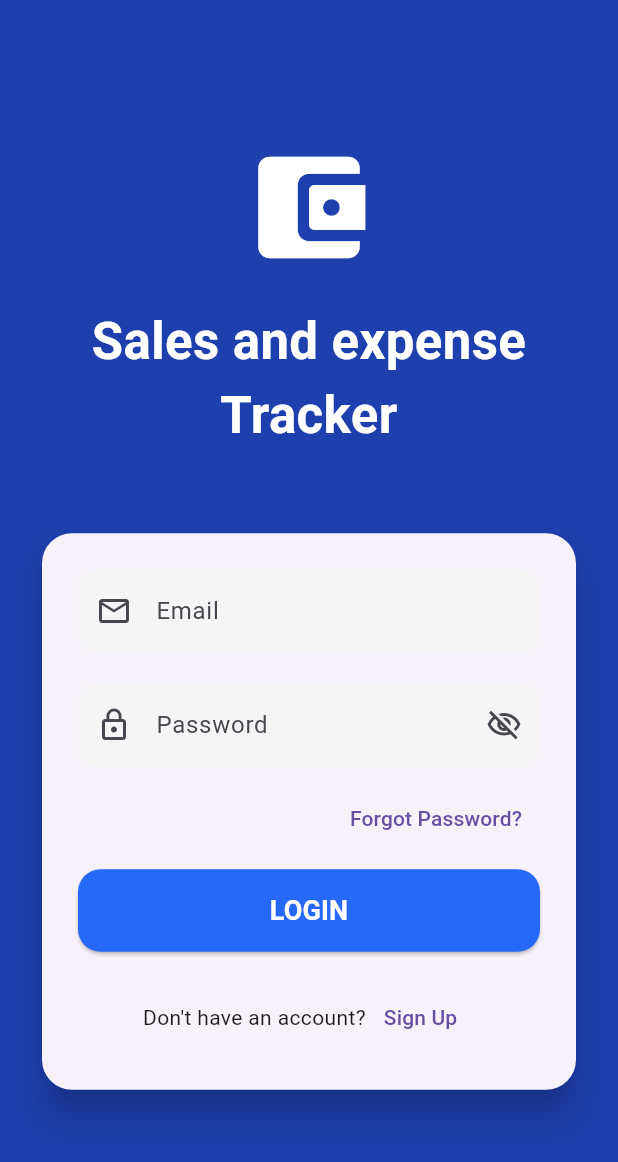
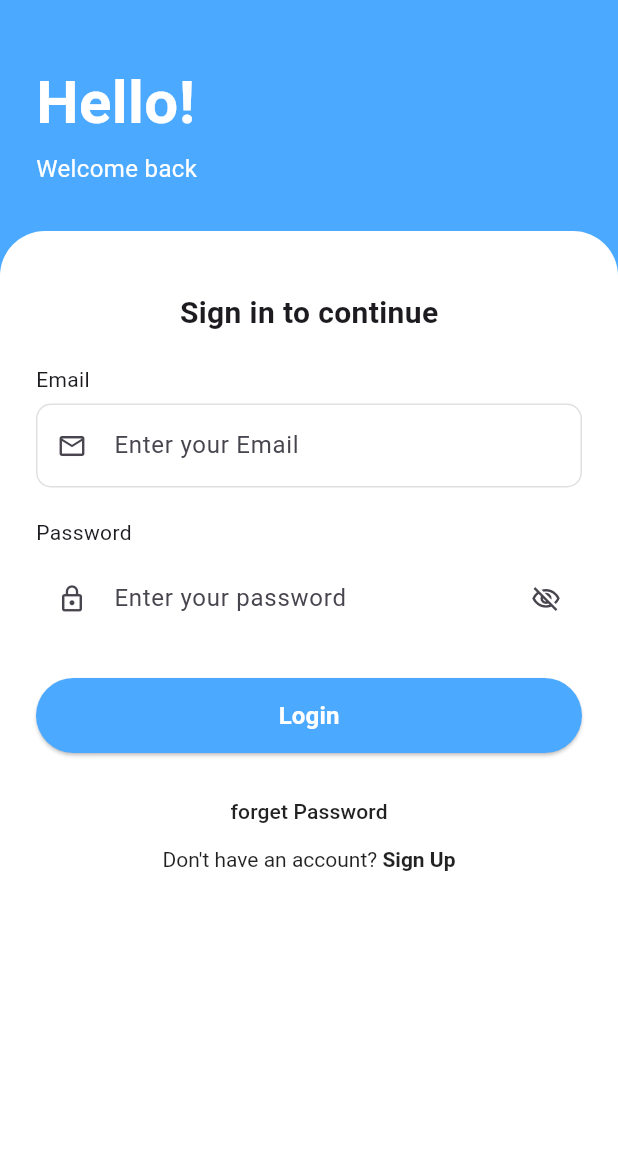
Before and after one commit to Keflo10/kef_group, a Flutter app: the screen it shows after launch, on a phone screen of 412 x 824 dp. Shown: the top 1162 px of the screen. Run offline on Flutter 3.47's test engine with Material 3 defaults, Android fonts, the phone set to English and light mode, and no system bars; Roboto replaces fonts that are missing (Poppins).

Commit message:
improvement of the login

```diff
--- a/lib/core/constants/colors.dart
+++ b/lib/core/constants/colors.dart
@@ -2,25 +2,25 @@ import 'package:flutter/material.dart';
 
 class AppColors {
   // Brand Colors
-  static const Color primary = Color.fromARGB(255, 38, 105, 248);
-  static const Color secondary = Color.fromARGB(255, 37, 51, 73);
+  static const Color primary = Color(0xFF4BA9FF);
+  static const Color secondary = Color(0xFF253349);
 
-  static const Color background = Color.fromARGB(255, 238, 255, 245);
-  static const Color surface = Color.fromARGB(255, 255, 255, 255);
+  static const Color background = Color(0xFFEEFFF5);
+  static const Color surface = Color(0xFFFFFFFF);
 
-  static const Color textPrimary = Color.fromARGB(255, 30, 41, 59);
+  static const Color textPrimary = Color(0xFF1E293B);
   static const Color textSecondary = Color(0xFF64748B);
 
-  static const Color income = Color.fromARGB(255, 22, 163, 74);
-  static const Color expense = Color.fromARGB(255, 226, 41, 41);
-  static const Color warning = Color.fromARGB(255, 245, 158, 11);
+  static const Color income = Color(0xFF16A34A);
+  static const Color expense = Color(0xFFE22929);
+  static const Color warning = Color(0xFFF59E0B);
 
-  static const Color border = Color.fromARGB(255, 255, 255, 255);
-  static const Color card = Color.fromARGB(255, 255, 255, 255);
+  static const Color border = Color(0xFFFFFFFF);
+  static const Color card = Color(0xFFFFFFFF);
 
-  static const Color success = Color.fromARGB(255, 34, 197, 94);
-  static const Color error = Color.fromARGB(255, 239, 68, 68);
+  static const Color success = Color(0xFF22C55E);
+  static const Color error = Color(0xFFEF4444);
 
-  static const Color white = Colors.white;
-  static const Color black = Colors.black;
+  static const Color white = Color(0xFFFFFFFF);
+  static const Color black = Color(0xFF000000);
 }
--- a/lib/pages/auth/login.dart
+++ b/lib/pages/auth/login.dart
@@ -1,7 +1,7 @@
+import 'package:flutter/gestures.dart';
 import 'package:flutter/material.dart';
 import 'package:sales_app/pages/auth/signup.dart';
 import '/core/constants/colors.dart';
-// import 'signup_screen.dart';
 
 class LoginScreen extends StatefulWidget {
   const LoginScreen({super.key});
@@ -11,11 +11,8 @@ class LoginScreen extends StatefulWidget {
 }
 
 class _LoginScreenState extends State<LoginScreen> {
-  // Controllers for text fields
   final TextEditingController emailController = TextEditingController();
   final TextEditingController passwordController = TextEditingController();
-
-  // here we  controls whether the password is hidden
   bool _obscurePassword = true;
 
   @override
@@ -28,161 +25,169 @@ class _LoginScreenState extends State<LoginScreen> {
   @override
   Widget build(BuildContext context) {
     return Scaffold(
-      backgroundColor: const Color(0xFF1E40AF),
-
+      backgroundColor: AppColors.primary,
       body: SafeArea(
-        child: Center(
-          child: SingleChildScrollView(
-            padding: const EdgeInsets.symmetric(horizontal: 24),
-
         child: Column(
+          crossAxisAlignment: CrossAxisAlignment.start,
           children: [
-                // App Icon
-                const Icon(
-                  Icons.account_balance_wallet_rounded,
-                  color: Colors.white,
-                  size: 90,
-                ),
-
-                const SizedBox(height: 20),
-
-                // App Name
-                const Text(
-                  "Sales and expense Tracker",
-                  textAlign: TextAlign.center,
+            // Header text sits directly on the blue background
+            Padding(
+              padding: const EdgeInsets.fromLTRB(24, 40, 24, 30),
+              child: Column(
+                crossAxisAlignment: CrossAxisAlignment.start,
+                children: const [
+                  Text(
+                    "Hello!",
                     style: TextStyle(
                       color: Colors.white,
-                    fontSize: 34,
+                      fontSize: 40,
                       fontWeight: FontWeight.bold,
                     ),
                   ),
+                  SizedBox(height: 4),
+                  Text(
+                    "Welcome back",
+                    style: TextStyle(color: Colors.white, fontSize: 16),
+                  ),
+                ],
+              ),
+            ), // Header
+            // Here we use White card  Expanded makes it stretch to the bottom
+            Expanded(
+              child: Container(
+                width: double.infinity,
+                decoration: const BoxDecoration(
+                  color: AppColors.white,
+                  borderRadius: BorderRadius.only(
+                    topLeft: Radius.circular(30),
+                    topRight: Radius.circular(30),
+                  ),
+                ),
+                child: SingleChildScrollView(
+                  padding: const EdgeInsets.fromLTRB(24, 40, 24, 30),
+                  child: Column(
+                    crossAxisAlignment: CrossAxisAlignment.stretch,
+                    children: [
+                      const Center(
+                        child: Text(
+                          "Sign in to continue",
+                          style: TextStyle(
+                            fontSize: 20,
+                            fontWeight: FontWeight.bold,
+                          ),
+                        ),
+                      ),
+                      const SizedBox(height: 20),
 
-                const SizedBox(height: 10),
-
-                const SizedBox(height: 40),
-
-                // White login card
-                Card(
-                  elevation: 10,
-                  shape: RoundedRectangleBorder(
-                    borderRadius: BorderRadius.circular(20),
-                  ),
-
-                  child: Padding(
-                    padding: const EdgeInsets.all(24),
-
-                    child: Column(
-                      children: [
-                        // Email field
+                      const Text("Email", style: TextStyle(fontSize: 14)),
+                      const SizedBox(height: 6),
                       TextField(
                         controller: emailController,
                         keyboardType: TextInputType.emailAddress,
-
                         decoration: InputDecoration(
-                            labelText: "Email",
-                            hintText: "Enter your email",
-
-                            prefixIcon: const Icon(Icons.email_outlined),
-
-                            filled: true,
-                            fillColor: Colors.grey.shade100,
-
+                          hintText: "Enter your Email",
+                          prefixIcon: const Icon(
+                            Icons.email_outlined,
+                            size: 20,
+                          ),
                           border: OutlineInputBorder(
-                              borderRadius: BorderRadius.circular(15),
-                              borderSide: BorderSide.none,
+                            borderRadius: BorderRadius.circular(10),
+                            borderSide: BorderSide(color: Colors.grey.shade300),
+                          ),
+                          enabledBorder: OutlineInputBorder(
+                            borderRadius: BorderRadius.circular(10),
+                            borderSide: BorderSide(color: Colors.grey.shade300),
                           ),
                         ),
                       ),
-
                       const SizedBox(height: 20),
 
+                      const Text("Password", style: TextStyle(fontSize: 14)),
+                      const SizedBox(height: 6),
                       TextField(
                         controller: passwordController,
-
                         obscureText: _obscurePassword,
-
                         decoration: InputDecoration(
-                            labelText: "Password",
                           hintText: "Enter your password",
-
-                            prefixIcon: const Icon(Icons.lock_outline),
-
+                          prefixIcon: const Icon(Icons.lock_outline, size: 20),
                           suffixIcon: IconButton(
                             icon: Icon(
                               _obscurePassword
                                   ? Icons.visibility_off_outlined
                                   : Icons.visibility_outlined,
+                              size: 20,
                             ),
-
                             onPressed: () {
                               setState(() {
                                 _obscurePassword = !_obscurePassword;
                               });
                             },
                           ),
-
-                            filled: true,
-                            fillColor: Colors.grey.shade100,
-
                           border: OutlineInputBorder(
-                              borderRadius: BorderRadius.circular(15),
-                              borderSide: BorderSide.none,
+                            borderRadius: BorderRadius.circular(10),
+                            borderSide: BorderSide(color: Colors.grey.shade300),
+                          ),
+                          enabledBorder: OutlineInputBorder(
+                            borderRadius: BorderRadius.circular(10),
+                            borderSide: BorderSide(color: AppColors.white),
                           ),
                         ),
                       ),
+                      const SizedBox(height: 25),
 
-                        const SizedBox(height: 10),
-
-                        Align(
-                          alignment: Alignment.centerRight,
-                          child: TextButton(
-                            onPressed: () {},
-
-                            child: const Text("Forgot Password?"),
+                      // Login button
+                      SizedBox(
+                        height: 50,
+                        child: ElevatedButton(
+                          onPressed: () {
+                            // Here is the Navigate to HomeScreen after login
+                          },
+                          style: ElevatedButton.styleFrom(
+                            backgroundColor: AppColors.primary,
+                            foregroundColor: Colors.white,
+                            shape: RoundedRectangleBorder(
+                              borderRadius: BorderRadius.circular(25),
                             ),
                           ),
-
-                        const SizedBox(height: 10),
-
-                        SizedBox(
-                          width: double.infinity,
-                          height: 55,
-
-                          child: ElevatedButton(
-                            onPressed: () {
-                              //navigate to the home page after login here
-                            },
-
-                            style: ElevatedButton.styleFrom(
-                              backgroundColor: AppColors.primary,
-
-                              foregroundColor: Colors.white,
-
-                              shape: RoundedRectangleBorder(
-                                borderRadius: BorderRadius.circular(15),
-                              ),
-                            ),
-
                           child: const Text(
-                              "LOGIN",
+                            "Login",
                             style: TextStyle(
-                                fontSize: 18,
+                              fontSize: 16,
                               fontWeight: FontWeight.bold,
                             ),
                           ),
                         ),
                       ),
+                      const SizedBox(height: 15),
 
-                        const SizedBox(height: 20),
+                      Center(
+                        child: TextButton(
+                          onPressed: () {
+                            // here we shall add the forgeting ppassword part
+                          },
+                          child: const Text(
+                            "forget Password",
+                            style: TextStyle(color: Colors.black87),
+                          ),
+                        ),
+                      ),
 
-                        Row(
-                          mainAxisAlignment: MainAxisAlignment.center,
-
+                      Center(
+                        child: RichText(
+                          text: TextSpan(
+                            style: const TextStyle(
+                              color: Colors.black87,
+                              fontSize: 14,
+                            ),
                             children: [
-                            const Text("Don't have an account?"),
-
-                            TextButton(
-                              onPressed: () {
+                              const TextSpan(text: "Don't have an account? "),
+                              TextSpan(
+                                text: "Sign Up",
+                                style: const TextStyle(
+                                  fontWeight: FontWeight.bold,
+                                ),
+                                recognizer: TapGestureRecognizer()
+                                  ..onTap = () {
                                     Navigator.push(
                                       context,
                                       MaterialPageRoute(
@@ -190,9 +195,6 @@ class _LoginScreenState extends State<LoginScreen> {
                                       ),
                                     );
                                   },
-                              child: const Text("Sign Up"),
-                            ),
-                          ],
                               ),
                             ],
                           ),
@@ -202,6 +204,9 @@ class _LoginScreenState extends State<LoginScreen> {
                   ),
                 ),
               ),
+            ), // Expanded white card
+          ],
+        ),
       ),
     );
   }
--- a/pubspec.yaml
+++ b/pubspec.yaml
@@ -10,6 +10,10 @@ dependencies:
   flutter:
     sdk: flutter
 
+  firebase_core: ^4.0.0
+  firebase_auth: ^6.0.0
+  cloud_firestore: ^6.0.0
+
 dev_dependencies:
   flutter_test:
     sdk: flutter
```
Also changed, not shown: pubspec.lock, 5 other files. Lines whose indentation alone changed are shown as unchanged.
